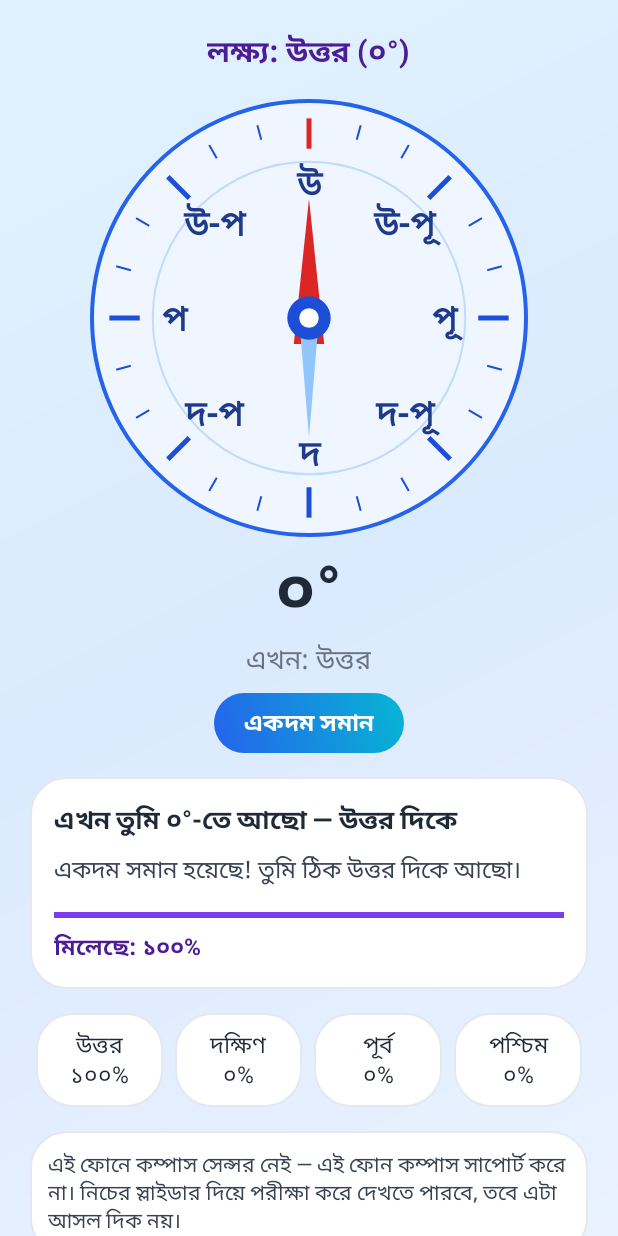
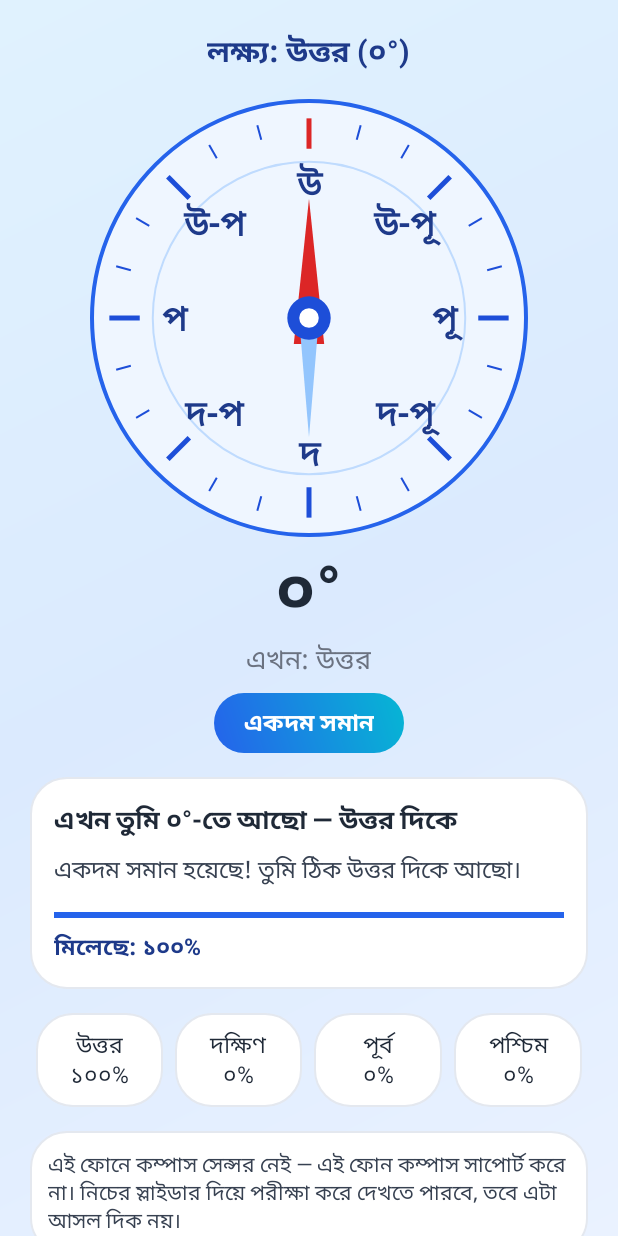
Before and after one commit to spiamahmed69/bangla-compass, an Android app: the screen it shows after launch (MainActivity), after a tap on an icon or button, on a phone screen of 412 x 824 dp. Run offline under Robolectric (Android 15) with nearby library versions, the phone set to English and light mode, and no system bars.

Commit message:
SP Compass v1.1: blue glassmorphism UI like the reference image

```diff
--- a/app/src/main/res/layout/activity_main.xml
+++ b/app/src/main/res/layout/activity_main.xml
@@ -22,7 +22,7 @@
                 android:layout_height="wrap_content"
                 android:layout_gravity="center_horizontal"
                 android:text="SP Compass"
-                android:textColor="#4C1D95"
+                android:textColor="#1E3A8A"
                 android:textSize="32sp"
                 android:textStyle="bold" />
 
@@ -95,7 +95,7 @@
                 android:layout_height="wrap_content"
                 android:layout_gravity="center_horizontal"
                 android:text="লক্ষ্য: উত্তর (০°)"
-                android:textColor="#4C1D95"
+                android:textColor="#1E3A8A"
                 android:textSize="20sp"
                 android:textStyle="bold" />
 
@@ -174,7 +174,9 @@
                     android:layout_height="12dp"
                     android:layout_marginTop="12dp"
                     android:max="100"
-                    android:progress="100" />
+                    android:progress="100"
+                    android:progressTint="#2563EB"
+                    android:progressBackgroundTint="#DBEAFE" />
 
                 <TextView
                     android:id="@+id/tvMatch"
@@ -182,7 +184,7 @@
                     android:layout_height="wrap_content"
                     android:layout_marginTop="4dp"
                     android:text="মিলেছে: ১০০%"
-                    android:textColor="#4C1D95"
+                    android:textColor="#1E3A8A"
                     android:textSize="15sp"
                     android:textStyle="bold" />
             </LinearLayout>
```
